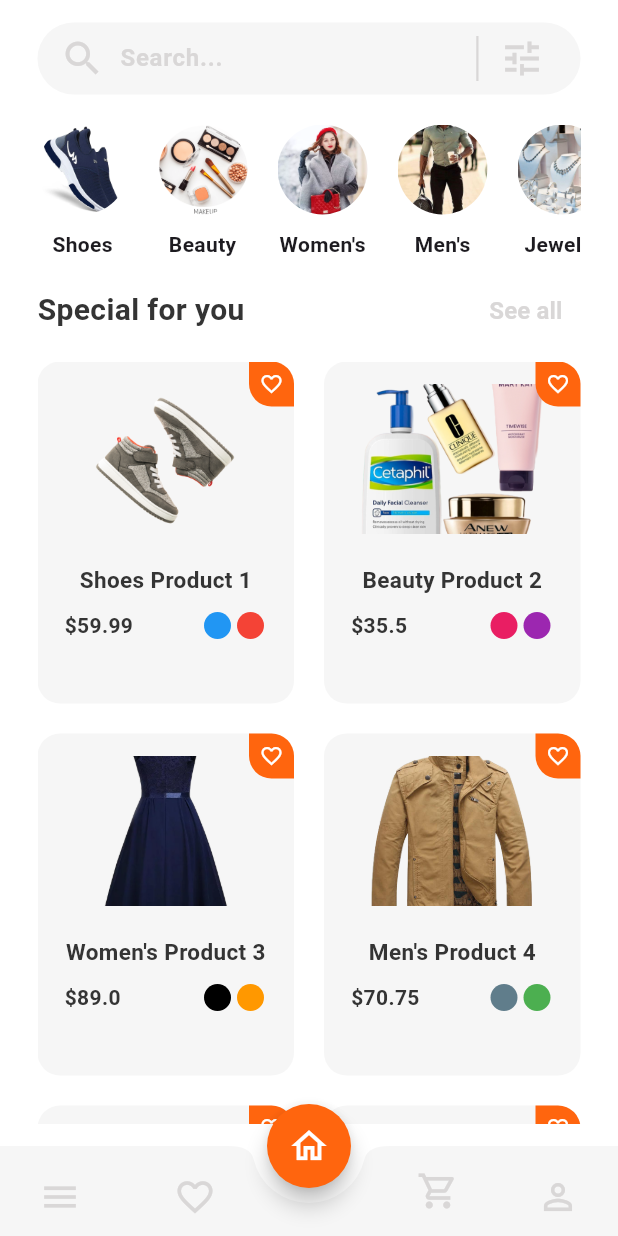
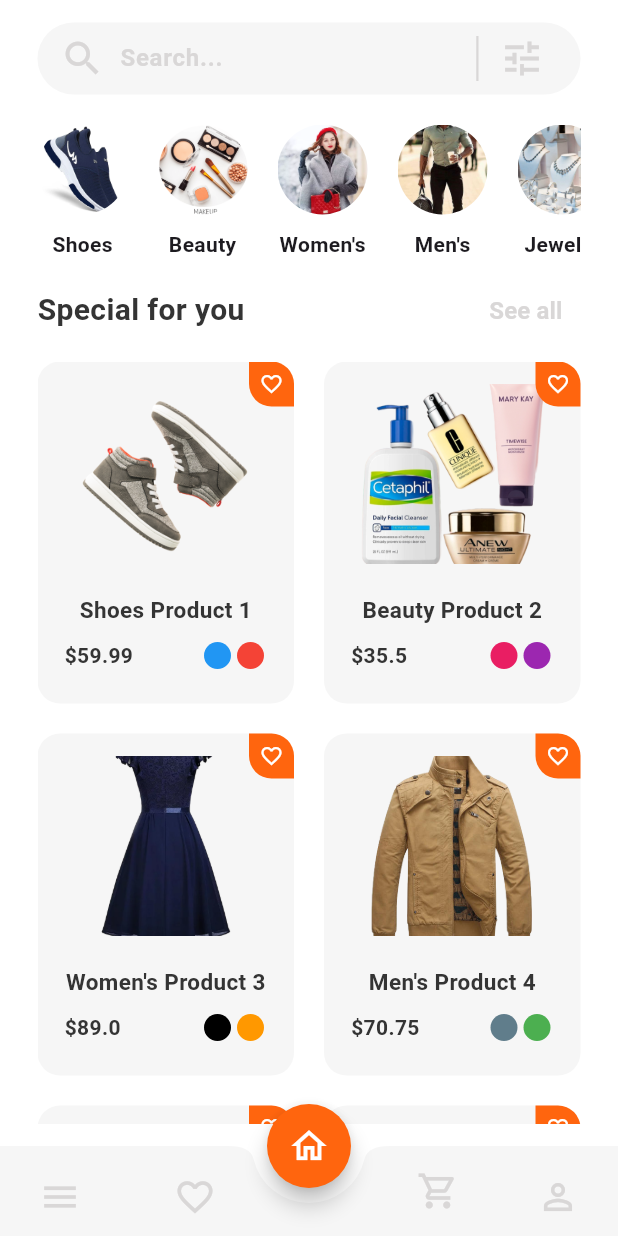
Before and after one commit to IBRHMHMDY/ecommerce_app_provider, a Flutter app: the ProductDetailsScreen screen opened directly with sample values from the repository, after a tap on the "arrow back ios new" icon, on a phone screen of 412 x 824 dp. Run offline on Flutter 3.47's test engine with Material 3 defaults, Android fonts, the phone set to English and light mode, and no system bars.

```diff
--- a/lib/core/routes.dart
+++ b/lib/core/routes.dart
@@ -19,7 +19,9 @@ class AppRoutes {
       case home:
         return MaterialPageRoute(builder: (_) => HomeScreen());
       case productDetails:
-        return MaterialPageRoute(builder: (_) => ProductDetailsScreen(product: product));
+        return MaterialPageRoute(
+          builder: (_) => ProductDetailsScreen(product: product),
+        );
       case cart:
         return MaterialPageRoute(builder: (_) => CartScreen());
 
--- a/lib/views/home/widgets/product_card.dart
+++ b/lib/views/home/widgets/product_card.dart
@@ -16,7 +16,6 @@ class _ProductCardState extends State<ProductCard> {
   @override
   Widget build(BuildContext context) {
     final provider = FavoriteController.of(context);
-
     return GestureDetector(
       onTap: () {
         Navigator.pushNamed(
@@ -39,11 +38,17 @@ class _ProductCardState extends State<ProductCard> {
                     horizontal: 10,
                     vertical: 15,
                   ),
-                  child: Image.asset(
-                    widget.product.image,
-                    fit: BoxFit.cover,
-                    height: 100,
-                    width: double.infinity,
+                  child: Hero(
+                    tag: widget.product.id.toString(),
+                    child: ClipRRect(
+                      borderRadius: BorderRadius.circular(12),
+                      child: Image.asset(
+                        widget.product.image,
+                        fit: BoxFit.cover,
+                        height: 120,
+                        width: double.infinity,
+                      ),
+                    ),
                   ),
                 ),
                 SizedBox(height: 5),
@@ -54,8 +59,6 @@ class _ProductCardState extends State<ProductCard> {
                     fontSize: 15,
                     fontWeight: FontWeight.bold,
                   ),
-                  softWrap: true,
-                  overflow: TextOverflow.visible,
                 ),
                 SizedBox(height: 10),
                 Padding(
@@ -110,14 +113,16 @@ class _ProductCardState extends State<ProductCard> {
                   ),
                 ),
                 child: Icon(
-                 provider.isFavorite(widget.product) ? Icons.favorite : Icons.favorite_outline,
+                  provider.isFavorite(widget.product)
+                      ? Icons.favorite
+                      : Icons.favorite_outline,
                   color: Colors.white,
                   size: 16,
                 ),
               ),
             ),
           ),
-        ]
+        ],
       ),
     );
   }
--- a/lib/views/products/product_details_screen.dart
+++ b/lib/views/products/product_details_screen.dart
@@ -35,8 +35,9 @@ class _ProductDetailsScreenState extends State<ProductDetailsScreen> {
                     onchange: (index) => setState(() {
                       currentImage = index;
                     }),
-                    images: widget.product.image,
+                    image: widget.product.image,
                     currentImage: currentImage,
+                    heroTag: widget.product.id.toString(),
                   ),
                 ],
               ),
@@ -137,19 +138,17 @@ class _ProductDetailsScreenState extends State<ProductDetailsScreen> {
                           ),
                         ],
                       ),
-                      SizedBox(height: 10,),
-                      Expanded(
-                        child: TabProductDetails()),
+                      SizedBox(height: 10),
+                      Expanded(child: TabProductDetails()),
                     ],
                   ),
                 ),
               ),
             ),
-
           ],
         ),
       ),
-      floatingActionButton: AddToCartButton(product: widget.product,),
+      floatingActionButton: AddToCartButton(product: widget.product),
       floatingActionButtonLocation: FloatingActionButtonLocation.centerDocked,
     );
   }
--- a/lib/views/products/widgets/carousel_product_images.dart
+++ b/lib/views/products/widgets/carousel_product_images.dart
@@ -3,39 +3,64 @@ import 'package:flutter/material.dart';
 
 class CarouselProductImages extends StatelessWidget {
   final Function(int) onchange;
-  final String images;
+  final String image; // صورة واحدة
   final int currentImage;
+  final String heroTag;
+  final int initialIndex;
+
   const CarouselProductImages({
     super.key,
     required this.onchange,
-    required this.images,
-    required this.currentImage
+    required this.image,
+    required this.currentImage,
+    required this.heroTag,
+    this.initialIndex = 0,
   });
 
   @override
   Widget build(BuildContext context) {
+    final controller = PageController(initialPage: initialIndex);
+
     return Column(
       children: [
         SizedBox(
           height: 200,
           child: PageView.builder(
+            controller: controller,
             onPageChanged: onchange,
-            itemBuilder: (context, index) => Image.asset(images),
-            itemCount: 5,
-            allowImplicitScrolling: true,
-            scrollBehavior: ScrollBehavior(),
+            itemCount: 5, // ✅ كررها 5 مرات
+            itemBuilder: (context, index) {
+              final imgWidget = ClipRRect(
+                borderRadius: BorderRadius.circular(12),
+                child: Image.asset(
+                  image,
+                ),
+              );
+
+              // ✅ لفّ الصورة الحالية فقط بالـ Hero
+              if (index == currentImage) {
+                return Hero(
+                  tag: heroTag,
+                  createRectTween: (begin, end) =>
+                      MaterialRectArcTween(begin: begin, end: end),
+                  child: imgWidget,
+                );
+              } else {
+                return imgWidget;
+              }
+            },
           ),
         ),
-        SizedBox(height: 15),
+        const SizedBox(height: 15),
         Row(
           mainAxisAlignment: MainAxisAlignment.center,
           children: List.generate(
             5,
             (index) => AnimatedContainer(
-              duration: Duration(microseconds: 300),
+              duration: const Duration(milliseconds: 300),
               width: currentImage == index ? 20 : 10,
               height: 10,
-              margin: EdgeInsets.only(right: 3),
+              margin: const EdgeInsets.only(right: 3),
               decoration: BoxDecoration(
                 color: currentImage == index
                     ? AppColors.textDark
```
